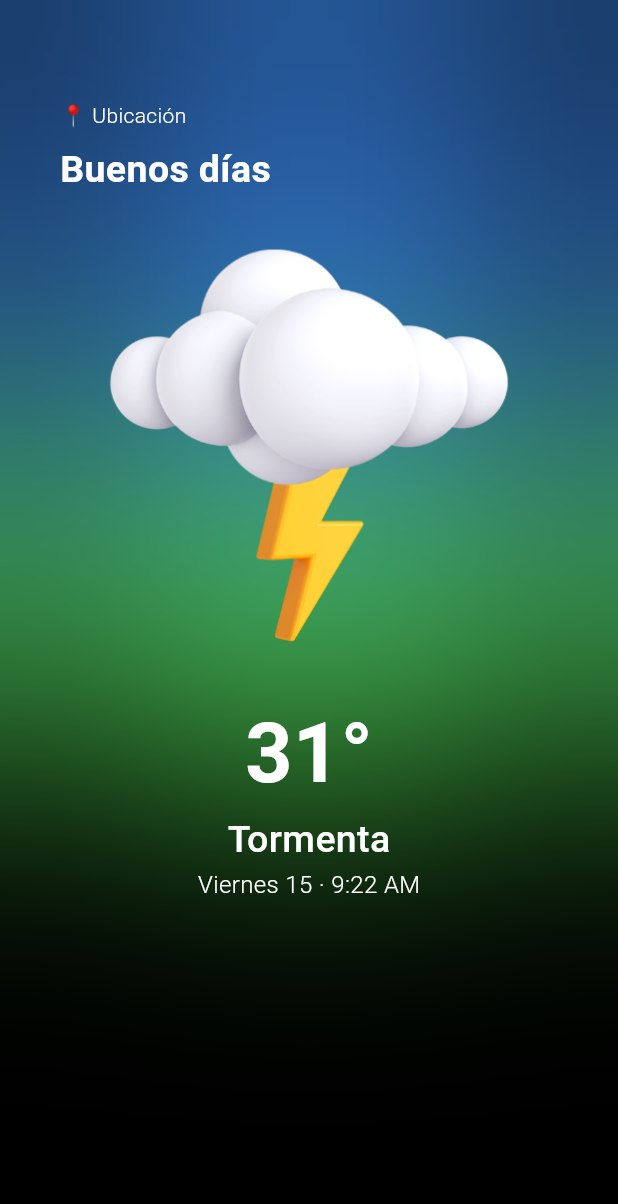
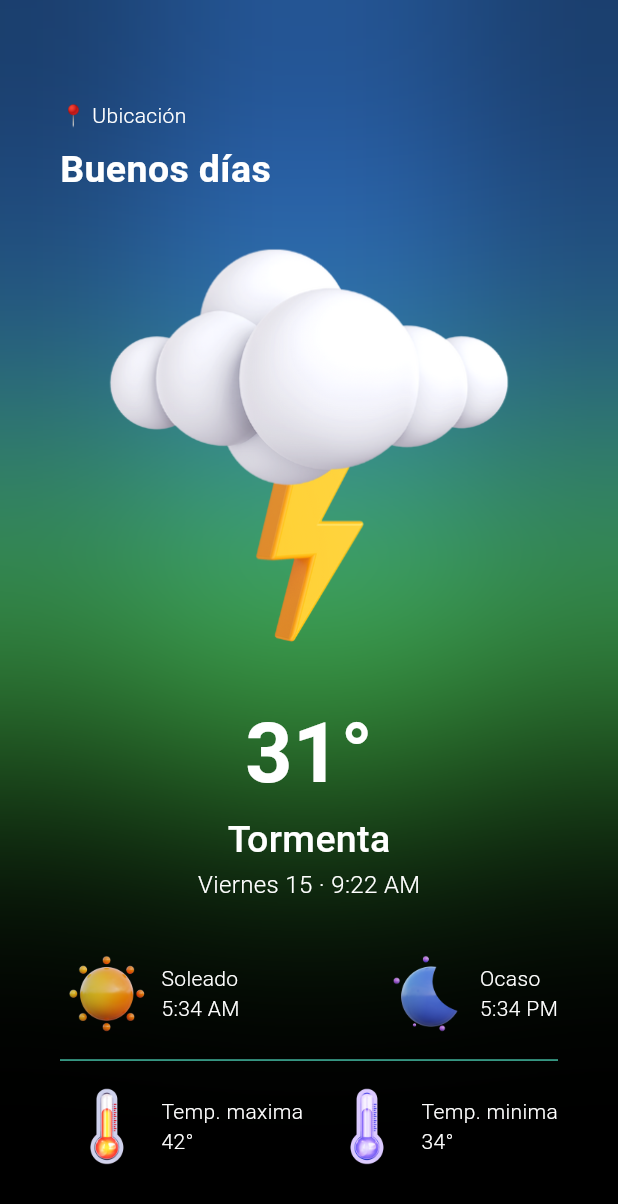
Before and after one commit to RogersMLCH/weather_app_rm, a Flutter app: the screen it shows after launch, on a phone screen of 412 x 824 dp. Shown: the top 1204 px of the screen. Run offline on Flutter 3.47's test engine with Material 3 defaults, Android fonts, the phone set to English and light mode, and no system bars; our stand-ins replace bloc, equatable.

Commit message:
Labels, Icons, Temp 2

```diff
--- a/lib/screens/home_screen.dart
+++ b/lib/screens/home_screen.dart
@@ -145,7 +145,155 @@ class HomeScreen extends StatelessWidget {
                         fontWeight: FontWeight.w300
                       ),
                         )
+                    ),
+                    const SizedBox(height: 30),
+                    Row(
+                      mainAxisAlignment: MainAxisAlignment.spaceBetween,
+                      children: [
+                        Row(
+                          children: [
+                        Image.asset(
+                      'assets/11.png',
+                      scale: 8,
+                    ),
+                    //Es importante saber que esta dentro de que
+                    const SizedBox(width: 5),
+                    const Column(
+                      crossAxisAlignment: CrossAxisAlignment.start,
+                      children: [
+                        Text(
+                        'Soleado',
+                        style: TextStyle(
+                        color: Colors.white,
+                        fontWeight: FontWeight.w300
+                      ),
+                      ),
+                      SizedBox(width: 3),
+                         Text(
+                        '5:34 AM',
+                        style: TextStyle(
+                        color: Colors.white,
+                        fontWeight: FontWeight.w300
+                      ),
+                      ),
+                      ],
                     )
+                          ]
+                        ),
+
+                        Row(
+                          children: [
+                        Image.asset(
+                      'assets/12.png',
+                      scale: 8,
+                    ),
+                    //Es importante saber que esta dentro de que
+                    const SizedBox(width: 5),
+                    const Column(
+                      crossAxisAlignment: CrossAxisAlignment.start,
+                      children: [
+                        Text(
+                        'Ocaso',
+                        style: TextStyle(
+                        color: Colors.white,
+                        fontWeight: FontWeight.w300
+                      ),
+                      ),
+                      SizedBox(width: 3),
+                         Text(
+                        '5:34 PM',
+                        style: TextStyle(
+                        color: Colors.white,
+                        fontWeight: FontWeight.w300
+                      ),
+                      ),
+                      ],
+                    )
+                          ]
+                        )
+
+
+
+                      ],
+                    ),
+
+                    const Padding(
+                      padding: EdgeInsets.symmetric(vertical: 5.0),
+                      child: Divider(
+                        color: Color.fromARGB(255, 67, 186, 161),
+                      ),
+                    ),
+
+                      Row(
+                      mainAxisAlignment: MainAxisAlignment.spaceBetween,
+                      children: [
+                        Row(
+                          children: [
+                        Image.asset(
+                      'assets/13.png',
+                      scale: 8,
+                    ),
+                    //Es importante saber que esta dentro de que
+                    const SizedBox(width: 5),
+                    const Column(
+                      crossAxisAlignment: CrossAxisAlignment.start,
+                      children: [
+                        Text(
+                        'Temp. maxima',
+                        style: TextStyle(
+                        color: Colors.white,
+                        fontWeight: FontWeight.w300
+                      ),
+                      ),
+                      SizedBox(width: 3),
+                         Text(
+                        '42°',
+                        style: TextStyle(
+                        color: Colors.white,
+                        fontWeight: FontWeight.w300
+                      ),
+                      ),
+                      ],
+                    )
+                          ]
+                        ),
+
+                        Row(
+                          children: [
+                        Image.asset(
+                      'assets/14.png',
+                      scale: 8,
+                    ),
+                    //Es importante saber que esta dentro de que
+                    const SizedBox(width: 5),
+                    const Column(
+                      crossAxisAlignment: CrossAxisAlignment.start,
+                      children: [
+                        Text(
+                        'Temp. minima',
+                        style: TextStyle(
+                        color: Colors.white,
+                        fontWeight: FontWeight.w300
+                      ),
+                      ),
+                      SizedBox(width: 3),
+                         Text(
+                        '34°',
+                        style: TextStyle(
+                        color: Colors.white,
+                        fontWeight: FontWeight.w300
+                      ),
+                      ),
+                      ],
+                    )
+                          ]
+                        )
+
+
+
+                      ],
+                    ),
+
                   ],
                 ),
               )
```
